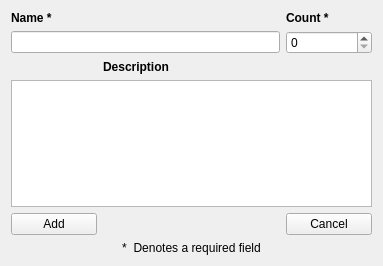
Above: widgets_file/ui_file_backup/equipment_form.ui from ericmullally/dnd_tracker before the change. Below: the same form after it.
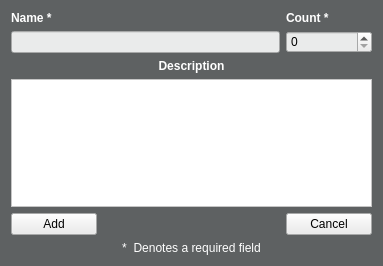
That is the form after the change.

The edit to the form file:
```diff
--- a/widgets_file/ui_file_backup/equipment_form.ui
+++ b/widgets_file/ui_file_backup/equipment_form.ui
@@ -10,6 +10,448 @@
     <height>266</height>
    </rect>
   </property>
+  <property name="palette">
+   <palette>
+    <active>
+     <colorrole role="WindowText">
+      <brush brushstyle="SolidPattern">
+       <color alpha="255">
+        <red>255</red>
+        <green>255</green>
+        <blue>255</blue>
+       </color>
+      </brush>
+     </colorrole>
+     <colorrole role="Button">
+      <brush brushstyle="SolidPattern">
+       <color alpha="255">
+        <red>94</red>
+        <green>97</green>
+        <blue>98</blue>
+       </color>
+      </brush>
+     </colorrole>
+     <colorrole role="Light">
+      <brush brushstyle="SolidPattern">
+       <color alpha="255">
+        <red>141</red>
+        <green>146</green>
+        <blue>147</blue>
+       </color>
+      </brush>
+     </colorrole>
+     <colorrole role="Midlight">
+      <brush brushstyle="SolidPattern">
+       <color alpha="255">
+        <red>117</red>
+        <green>121</green>
+        <blue>122</blue>
+       </color>
+      </brush>
+     </colorrole>
+     <colorrole role="Dark">
+      <brush brushstyle="SolidPattern">
+       <color alpha="255">
+        <red>47</red>
+        <green>48</green>
+        <blue>49</blue>
+       </color>
+      </brush>
+     </colorrole>
+     <colorrole role="Mid">
+      <brush brushstyle="SolidPattern">
+       <color alpha="255">
+        <red>62</red>
+        <green>64</green>
+        <blue>65</blue>
+       </color>
+      </brush>
+     </colorrole>
+     <colorrole role="Text">
+      <brush brushstyle="SolidPattern">
+       <color alpha="255">
+        <red>255</red>
+        <green>255</green>
+        <blue>255</blue>
+       </color>
+      </brush>
+     </colorrole>
+     <colorrole role="BrightText">
+      <brush brushstyle="SolidPattern">
+       <color alpha="255">
+        <red>255</red>
+        <green>255</green>
+        <blue>255</blue>
+       </color>
+      </brush>
+     </colorrole>
+     <colorrole role="ButtonText">
+      <brush brushstyle="SolidPattern">
+       <color alpha="255">
+        <red>255</red>
+        <green>255</green>
+        <blue>255</blue>
+       </color>
+      </brush>
+     </colorrole>
+     <colorrole role="Base">
+      <brush brushstyle="SolidPattern">
+       <color alpha="255">
+        <red>0</red>
+        <green>0</green>
+        <blue>0</blue>
+       </color>
+      </brush>
+     </colorrole>
+     <colorrole role="Window">
+      <brush brushstyle="SolidPattern">
+       <color alpha="255">
+        <red>94</red>
+        <green>97</green>
+        <blue>98</blue>
+       </color>
+      </brush>
+     </colorrole>
+     <colorrole role="Shadow">
+      <brush brushstyle="SolidPattern">
+       <color alpha="255">
+        <red>0</red>
+        <green>0</green>
+        <blue>0</blue>
+       </color>
+      </brush>
+     </colorrole>
+     <colorrole role="AlternateBase">
+      <brush brushstyle="SolidPattern">
+       <color alpha="255">
+        <red>47</red>
+        <green>48</green>
+        <blue>49</blue>
+       </color>
+      </brush>
+     </colorrole>
+     <colorrole role="ToolTipBase">
+      <brush brushstyle="SolidPattern">
+       <color alpha="255">
+        <red>255</red>
+        <green>255</green>
+        <blue>220</blue>
+       </color>
+      </brush>
+     </colorrole>
+     <colorrole role="ToolTipText">
+      <brush brushstyle="SolidPattern">
+       <color alpha="255">
+        <red>0</red>
+        <green>0</green>
+        <blue>0</blue>
+       </color>
+      </brush>
+     </colorrole>
+     <colorrole role="PlaceholderText">
+      <brush brushstyle="SolidPattern">
+       <color alpha="128">
+        <red>255</red>
+        <green>255</green>
+        <blue>255</blue>
+       </color>
+      </brush>
+     </colorrole>
+    </active>
+    <inactive>
+     <colorrole role="WindowText">
+      <brush brushstyle="SolidPattern">
+       <color alpha="255">
+        <red>255</red>
+        <green>255</green>
+        <blue>255</blue>
+       </color>
+      </brush>
+     </colorrole>
+     <colorrole role="Button">
+      <brush brushstyle="SolidPattern">
+       <color alpha="255">
+        <red>94</red>
+        <green>97</green>
+        <blue>98</blue>
+       </color>
+      </brush>
+     </colorrole>
+     <colorrole role="Light">
+      <brush brushstyle="SolidPattern">
+       <color alpha="255">
+        <red>141</red>
+        <green>146</green>
+        <blue>147</blue>
+       </color>
+      </brush>
+     </colorrole>
+     <colorrole role="Midlight">
+      <brush brushstyle="SolidPattern">
+       <color alpha="255">
+        <red>117</red>
+        <green>121</green>
+        <blue>122</blue>
+       </color>
+      </brush>
+     </colorrole>
+     <colorrole role="Dark">
+      <brush brushstyle="SolidPattern">
+       <color alpha="255">
+        <red>47</red>
+        <green>48</green>
+        <blue>49</blue>
+       </color>
+      </brush>
+     </colorrole>
+     <colorrole role="Mid">
+      <brush brushstyle="SolidPattern">
+       <color alpha="255">
+        <red>62</red>
+        <green>64</green>
+        <blue>65</blue>
+       </color>
+      </brush>
+     </colorrole>
+     <colorrole role="Text">
+      <brush brushstyle="SolidPattern">
+       <color alpha="255">
+        <red>255</red>
+        <green>255</green>
+        <blue>255</blue>
+       </color>
+      </brush>
+     </colorrole>
+     <colorrole role="BrightText">
+      <brush brushstyle="SolidPattern">
+       <color alpha="255">
+        <red>255</red>
+        <green>255</green>
+        <blue>255</blue>
+       </color>
+      </brush>
+     </colorrole>
+     <colorrole role="ButtonText">
+      <brush brushstyle="SolidPattern">
+       <color alpha="255">
+        <red>255</red>
+        <green>255</green>
+        <blue>255</blue>
+       </color>
+      </brush>
+     </colorrole>
+     <colorrole role="Base">
+      <brush brushstyle="SolidPattern">
+       <color alpha="255">
+        <red>0</red>
+        <green>0</green>
+        <blue>0</blue>
+       </color>
+      </brush>
+     </colorrole>
+     <colorrole role="Window">
+      <brush brushstyle="SolidPattern">
+       <color alpha="255">
+        <red>94</red>
+        <green>97</green>
+        <blue>98</blue>
+       </color>
+      </brush>
+     </colorrole>
+     <colorrole role="Shadow">
+      <brush brushstyle="SolidPattern">
+       <color alpha="255">
+        <red>0</red>
+        <green>0</green>
+        <blue>0</blue>
+       </color>
+      </brush>
+     </colorrole>
+     <colorrole role="AlternateBase">
+      <brush brushstyle="SolidPattern">
+       <color alpha="255">
+        <red>47</red>
+        <green>48</green>
+        <blue>49</blue>
+       </color>
+      </brush>
+     </colorrole>
+     <colorrole role="ToolTipBase">
+      <brush brushstyle="SolidPattern">
+       <color alpha="255">
+        <red>255</red>
+        <green>255</green>
+        <blue>220</blue>
+       </color>
+      </brush>
+     </colorrole>
+     <colorrole role="ToolTipText">
+      <brush brushstyle="SolidPattern">
+       <color alpha="255">
+        <red>0</red>
+        <green>0</green>
+        <blue>0</blue>
+       </color>
+      </brush>
+     </colorrole>
+     <colorrole role="PlaceholderText">
+      <brush brushstyle="SolidPattern">
+       <color alpha="128">
+        <red>255</red>
+        <green>255</green>
+        <blue>255</blue>
+       </color>
+      </brush>
+     </colorrole>
+    </inactive>
+    <disabled>
+     <colorrole role="WindowText">
+      <brush brushstyle="SolidPattern">
+       <color alpha="255">
+        <red>47</red>
+        <green>48</green>
+        <blue>49</blue>
+       </color>
+      </brush>
+     </colorrole>
+     <colorrole role="Button">
+      <brush brushstyle="SolidPattern">
+       <color alpha="255">
+        <red>94</red>
+        <green>97</green>
+        <blue>98</blue>
+       </color>
+      </brush>
+     </colorrole>
+     <colorrole role="Light">
+      <brush brushstyle="SolidPattern">
+       <color alpha="255">
+        <red>141</red>
+        <green>146</green>
+        <blue>147</blue>
+       </color>
+      </brush>
+     </colorrole>
+     <colorrole role="Midlight">
+      <brush brushstyle="SolidPattern">
+       <color alpha="255">
+        <red>117</red>
+        <green>121</green>
+        <blue>122</blue>
+       </color>
+      </brush>
+     </colorrole>
+     <colorrole role="Dark">
+      <brush brushstyle="SolidPattern">
+       <color alpha="255">
+        <red>47</red>
+        <green>48</green>
+        <blue>49</blue>
+       </color>
+      </brush>
+     </colorrole>
+     <colorrole role="Mid">
+      <brush brushstyle="SolidPattern">
+       <color alpha="255">
+        <red>62</red>
+        <green>64</green>
+        <blue>65</blue>
+       </color>
+      </brush>
+     </colorrole>
+     <colorrole role="Text">
+      <brush brushstyle="SolidPattern">
+       <color alpha="255">
+        <red>47</red>
+        <green>48</green>
+        <blue>49</blue>
+       </color>
+      </brush>
+     </colorrole>
+     <colorrole role="BrightText">
+      <brush brushstyle="SolidPattern">
+       <color alpha="255">
+        <red>255</red>
+        <green>255</green>
+        <blue>255</blue>
+       </color>
+      </brush>
+     </colorrole>
+     <colorrole role="ButtonText">
+      <brush brushstyle="SolidPattern">
+       <color alpha="255">
+        <red>47</red>
+        <green>48</green>
+        <blue>49</blue>
+       </color>
+      </brush>
+     </colorrole>
+     <colorrole role="Base">
+      <brush brushstyle="SolidPattern">
+       <color alpha="255">
+        <red>94</red>
+        <green>97</green>
+        <blue>98</blue>
+       </color>
+      </brush>
+     </colorrole>
+     <colorrole role="Window">
+      <brush brushstyle="SolidPattern">
+       <color alpha="255">
+        <red>94</red>
+        <green>97</green>
+        <blue>98</blue>
+       </color>
+      </brush>
+     </colorrole>
+     <colorrole role="Shadow">
+      <brush brushstyle="SolidPattern">
+       <color alpha="255">
+        <red>0</red>
+        <green>0</green>
+        <blue>0</blue>
+       </color>
+      </brush>
+     </colorrole>
+     <colorrole role="AlternateBase">
+      <brush brushstyle="SolidPattern">
+       <color alpha="255">
+        <red>94</red>
+        <green>97</green>
+        <blue>98</blue>
+       </color>
+      </brush>
+     </colorrole>
+     <colorrole role="ToolTipBase">
+      <brush brushstyle="SolidPattern">
+       <color alpha="255">
+        <red>255</red>
+        <green>255</green>
+        <blue>220</blue>
+       </color>
+      </brush>
+     </colorrole>
+     <colorrole role="ToolTipText">
+      <brush brushstyle="SolidPattern">
+       <color alpha="255">
+        <red>0</red>
+        <green>0</green>
+        <blue>0</blue>
+       </color>
+      </brush>
+     </colorrole>
+     <colorrole role="PlaceholderText">
+      <brush brushstyle="SolidPattern">
+       <color alpha="128">
+        <red>255</red>
+        <green>255</green>
+        <blue>255</blue>
+       </color>
+      </brush>
+     </colorrole>
+    </disabled>
+   </palette>
+  </property>
   <property name="windowTitle">
    <string>Form</string>
   </property>
@@ -37,21 +479,11 @@
      </property>
     </widget>
    </item>
-   <item row="2" column="1">
-    <widget class="QLabel" name="label_4">
-     <property name="font">
-      <font>
-       <weight>75</weight>
-       <bold>true</bold>
-      </font>
-     </property>
-     <property name="text">
-      <string>Description</string>
-     </property>
-    </widget>
-   </item>
    <item row="4" column="0">
     <widget class="QPushButton" name="add_button">
+     <property name="styleSheet">
+      <string notr="true">background-color:#eaebeb;</string>
+     </property>
      <property name="text">
       <string>Add</string>
      </property>
@@ -59,16 +491,27 @@
    </item>
    <item row="4" column="3">
     <widget class="QPushButton" name="cancel_button">
+     <property name="styleSheet">
+      <string notr="true">background-color:#eaebeb;</string>
+     </property>
      <property name="text">
       <string>Cancel</string>
      </property>
     </widget>
    </item>
    <item row="3" column="0" colspan="4">
-    <widget class="QPlainTextEdit" name="description_val"/>
+    <widget class="QPlainTextEdit" name="description_val">
+     <property name="styleSheet">
+      <string notr="true">background-color:white; color:black;</string>
+     </property>
+    </widget>
    </item>
    <item row="1" column="0" colspan="3">
-    <widget class="QLineEdit" name="name_input"/>
+    <widget class="QLineEdit" name="name_input">
+     <property name="styleSheet">
+      <string notr="true">background-color:#eaebeb; color:black;</string>
+     </property>
+    </widget>
    </item>
    <item row="0" column="3">
     <widget class="QLabel" name="label_3">
@@ -84,7 +527,27 @@
     </widget>
    </item>
    <item row="1" column="3">
-    <widget class="QSpinBox" name="count_input"/>
+    <widget class="QSpinBox" name="count_input">
+     <property name="styleSheet">
+      <string notr="true">background-color:#eaebeb; color:black;</string>
+     </property>
+    </widget>
+   </item>
+   <item row="2" column="0" colspan="4">
+    <widget class="QLabel" name="label_4">
+     <property name="font">
+      <font>
+       <weight>75</weight>
+       <bold>true</bold>
+      </font>
+     </property>
+     <property name="text">
+      <string>Description</string>
+     </property>
+     <property name="alignment">
+      <set>Qt::AlignCenter</set>
+     </property>
+    </widget>
    </item>
   </layout>
  </widget>
```
